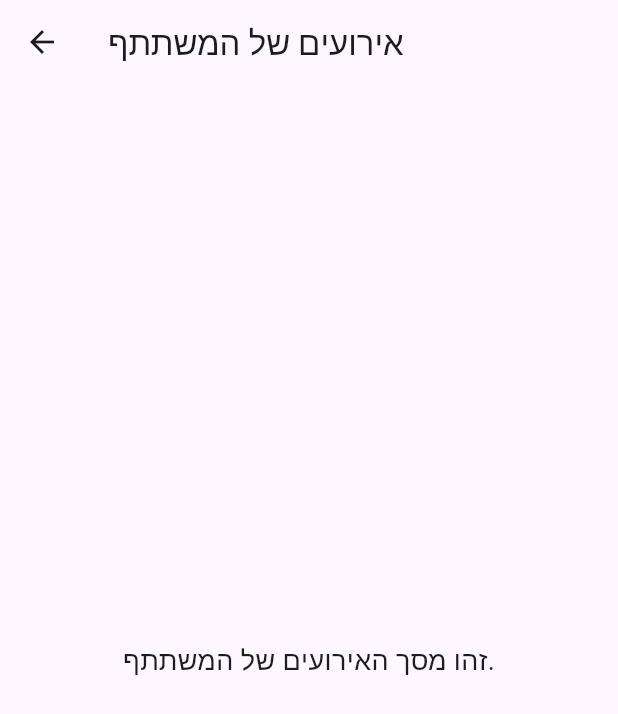
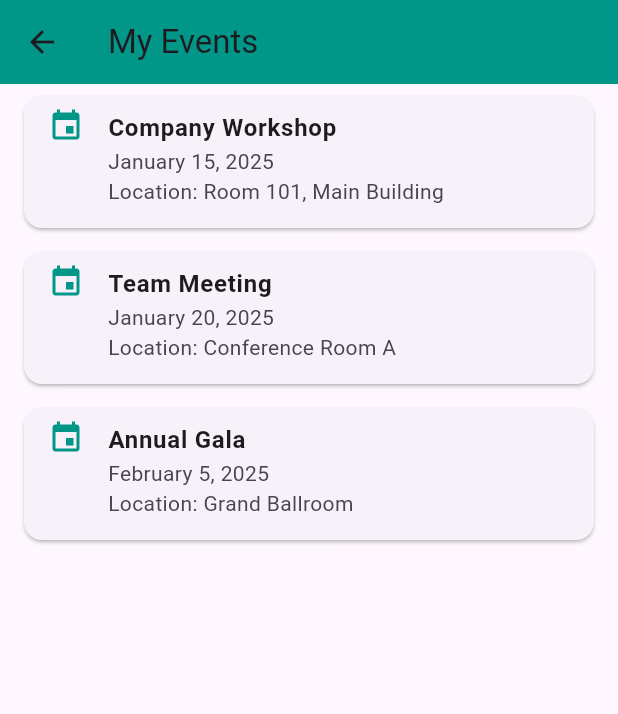
Before and after one commit to nativlevi/place_me, a Flutter app: the ParticipantEventsScreen screen opened by its route, on a phone screen of 412 x 824 dp. Shown: the top 714 px of the screen. Run offline on Flutter 3.47's test engine with Material 3 defaults, Android fonts, the phone set to English and light mode, and no system bars; our stand-ins replace lottie; network calls fail.

Commit message:
Adding requirements - Participating part

```diff
--- a/lib/main.dart
+++ b/lib/main.dart
@@ -1,4 +1,5 @@
 import 'package:flutter/material.dart';
+import 'loading.dart';
 import 'manager_login.dart';
 import 'manager_signup.dart';
 import 'participant_login.dart';
@@ -7,6 +8,9 @@ import 'manager_events_screen.dart';
 import 'participant_events_screen.dart';
 import 'guide_screen.dart';
 import 'splash_screen.dart';
+import 'participant_event_details.dart';
+import 'participant_final_screen.dart';
+import 'preferences_screen.dart';
 
 void main() {
   runApp(MyApp());
@@ -24,10 +28,13 @@ class MyApp extends StatelessWidget {
         '/guide': (context) => GuideScreen(),
         '/manager_login': (context) => ManagerLoginScreen(),
         '/participant_login': (context) => ParticipantLoginScreen(),
+        '/loading': (context) => LoadingScreen(),
         '/manager_signup': (context) => ManagerRegisterScreen(),
         '/participant_signup': (context) => ParticipantSignupScreen(),
         '/manager_dashboard': (context) => ManagerEventsScreen(),
         '/participant_dashboard': (context) => ParticipantEventsScreen(),
+        '/participant_events': (context) => ParticipantEventsScreen(),
+        '/seating_preferences': (context) => SeatingPreferencesScreen(eventType: 'Classroom/Workshop'),
       },
     );
   }
--- a/lib/manager_login.dart
+++ b/lib/manager_login.dart
@@ -46,7 +46,8 @@ class ManagerLoginScreen extends StatelessWidget {
                 SizedBox(height: 20),
                 ElevatedButton(
                   onPressed: () {
-                    Navigator.pushNamed(context, '/manager_dashboard');
+                    // ניווט למסך ההמתנה
+                    Navigator.pushNamed(context, '/loading');
                   },
                   style: ElevatedButton.styleFrom(
                     backgroundColor: Colors.black,
@@ -54,7 +55,7 @@ class ManagerLoginScreen extends StatelessWidget {
                         vertical: 15.0, horizontal: 40.0),
                   ),
                   child: Padding(
-                    padding: EdgeInsets.only(left: 100.0,right: 100.0),
+                    padding: EdgeInsets.only(left: 100.0, right: 100.0),
                     child: Text(
                       'Login',
                       style: TextStyle(
--- a/lib/participant_events_screen.dart
+++ b/lib/participant_events_screen.dart
@@ -1,17 +1,67 @@
 import 'package:flutter/material.dart';
+import 'package:place_me/preferences_screen.dart';
+import 'package:place_me/preferences_screen.dart';
 
 class ParticipantEventsScreen extends StatelessWidget {
+  // רשימת אירועים לדוגמה
+  final List<Map<String, String>> events = [
+    {
+      'title': 'Company Workshop',
+      'date': 'January 15, 2025',
+      'location': 'Room 101, Main Building',
+      'type': 'Classroom/Workshop'
+    },
+    {
+      'title': 'Team Meeting',
+      'date': 'January 20, 2025',
+      'location': 'Conference Room A',
+      'type': 'Conference/Professional Event'
+    },
+    {
+      'title': 'Annual Gala',
+      'date': 'February 5, 2025',
+      'location': 'Grand Ballroom',
+      'type': 'Family/Social Event'
+    },
+  ];
+
   @override
   Widget build(BuildContext context) {
     return Scaffold(
       appBar: AppBar(
-        title: Text('אירועים של המשתתף'),
+        title: Text('My Events'),
+        backgroundColor: Colors.teal,
       ),
-      body: Center(
-        child: Text(
-          'זהו מסך האירועים של המשתתף.',
-          style: TextStyle(fontSize: 18),
-        ),
+      body: ListView.builder(
+        itemCount: events.length,
+        itemBuilder: (context, index) {
+          return Card(
+            margin: EdgeInsets.symmetric(horizontal: 16, vertical: 8),
+            child: ListTile(
+              leading: Icon(
+                Icons.event,
+                color: Colors.teal,
+              ),
+              title: Text(
+                events[index]['title']!,
+                style: TextStyle(fontWeight: FontWeight.bold),
+              ),
+              subtitle: Text(
+                  '${events[index]['date']} \nLocation: ${events[index]['location']}'),
+              isThreeLine: true,
+              onTap: () {
+                Navigator.push(
+                  context,
+                  MaterialPageRoute(
+                    builder: (context) => SeatingPreferencesScreen(
+                      eventType: events[index]['type']!,
+                    ),
+                  ),
+                );
+              },
+            ),
+          );
+        },
       ),
     );
   }
--- a/lib/participant_login.dart
+++ b/lib/participant_login.dart
@@ -46,7 +46,8 @@ class ParticipantLoginScreen extends StatelessWidget {
                 SizedBox(height: 20),
                 ElevatedButton(
                   onPressed: () {
-                    Navigator.pushNamed(context, '/participant_dashboard');
+                    // מעבר למסך ההמתנה
+                    Navigator.pushNamed(context, '/loading');
                   },
                   style: ElevatedButton.styleFrom(
                     backgroundColor: Colors.black,
@@ -54,7 +55,7 @@ class ParticipantLoginScreen extends StatelessWidget {
                         vertical: 15.0, horizontal: 40.0),
                   ),
                   child: Padding(
-                    padding: EdgeInsets.only(left: 100.0,right: 100.0),
+                    padding: EdgeInsets.only(left: 100.0, right: 100.0),
                     child: Text(
                       'Login',
                       style: TextStyle(
--- a/pubspec.yaml
+++ b/pubspec.yaml
@@ -11,10 +11,9 @@ environment:
 dependencies:
   flutter:
     sdk: flutter
-  video_player: ^2.5.0
-
 
   cupertino_icons: ^1.0.8
+  lottie: ^3.3.0
 
 dev_dependencies:
   flutter_launcher_icons: ^0.9.2
```
Also changed, not shown: lib/loading.dart (added, +29 -0 lines), lib/manager_signup.dart (+4 -3 lines), lib/participant_event_details.dart (added, +61 -0 lines), lib/participant_signup.dart (+4 -3 lines), lib/preferences_screen.dart (+104 -6 lines), pubspec.lock, 1 other file.
